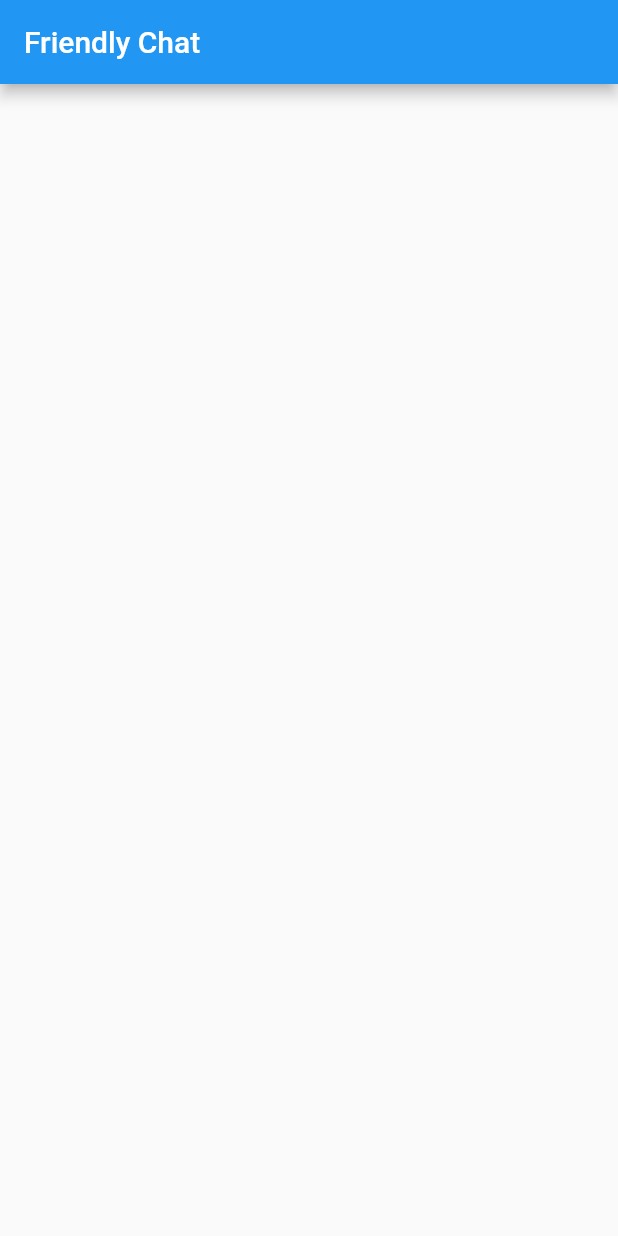
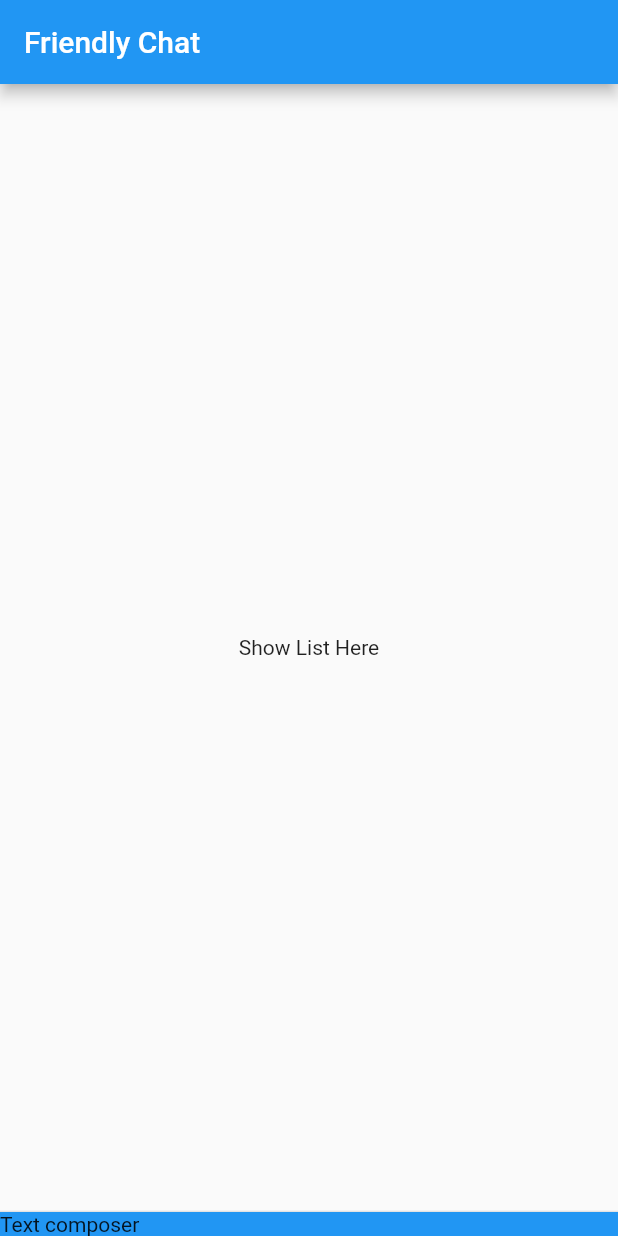
Before and after one commit to AkhilSharma1/flutter_firebase_codelab, a Flutter app: the screen it shows after launch, on a phone screen of 412 x 824 dp. Run offline on Flutter 3.47's test engine with Material 2 defaults, Android fonts, the phone set to English and light mode, and no system bars.

Commit message:
add top-level layout structure

```diff
--- a/codelab_my_friendlychat/lib/main.dart
+++ b/codelab_my_friendlychat/lib/main.dart
@@ -16,11 +16,36 @@ class FriendlyChat extends StatelessWidget {
   }
 }
 
-class ChatScreen extends StatelessWidget {
+class ChatScreen extends StatefulWidget {
+  @override
+  State<StatefulWidget> createState() {
+    return new ChatScreenState();
+  }
+}
+
+class ChatScreenState extends State<ChatScreen> {
+
+
   @override
   Widget build(BuildContext context) {
     return new Scaffold(
       appBar: new AppBar(title: new Text('Friendly Chat')),
+      body: new Column(
+        children: <Widget>[
+          new Expanded(child: new Center(child: new Text('Show List Here'))),
+          new Divider(
+            height: 1.0,
+          ),
+          new Container(color: Colors.blue, child: _buildTextComposer())
+        ],
+      ),
+    );
+  }
+
+  Widget _buildTextComposer() {
+    return new Row(
+        children: <Widget>[
+          new Text('Text composer')]
     );
   }
 }
```
